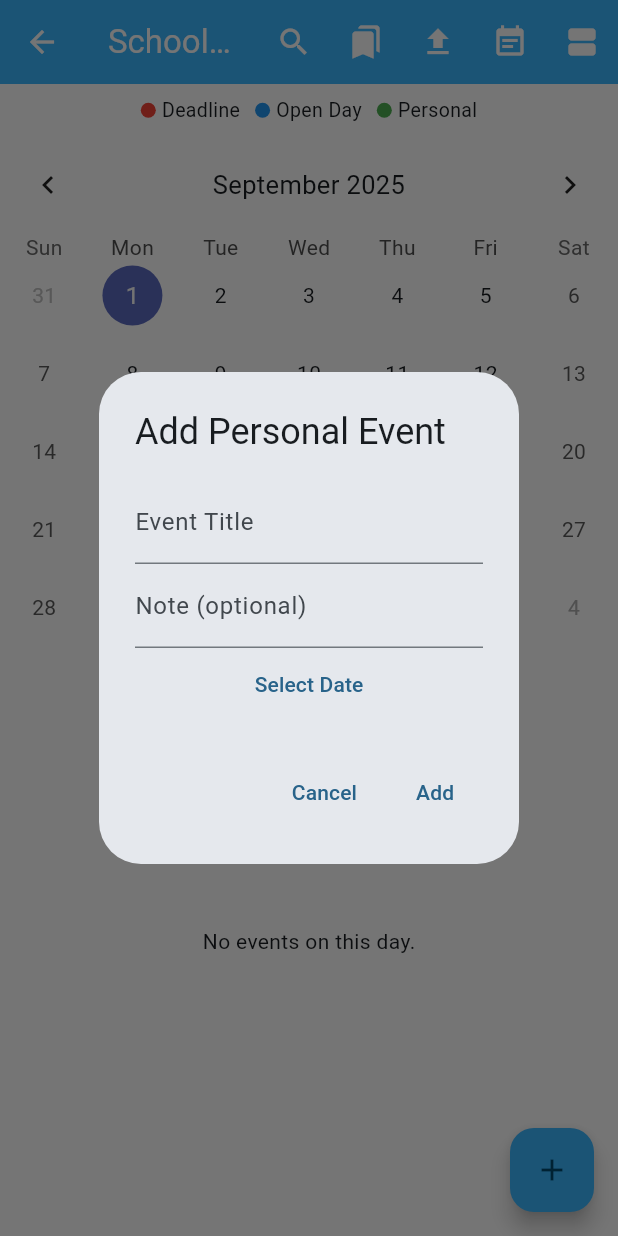
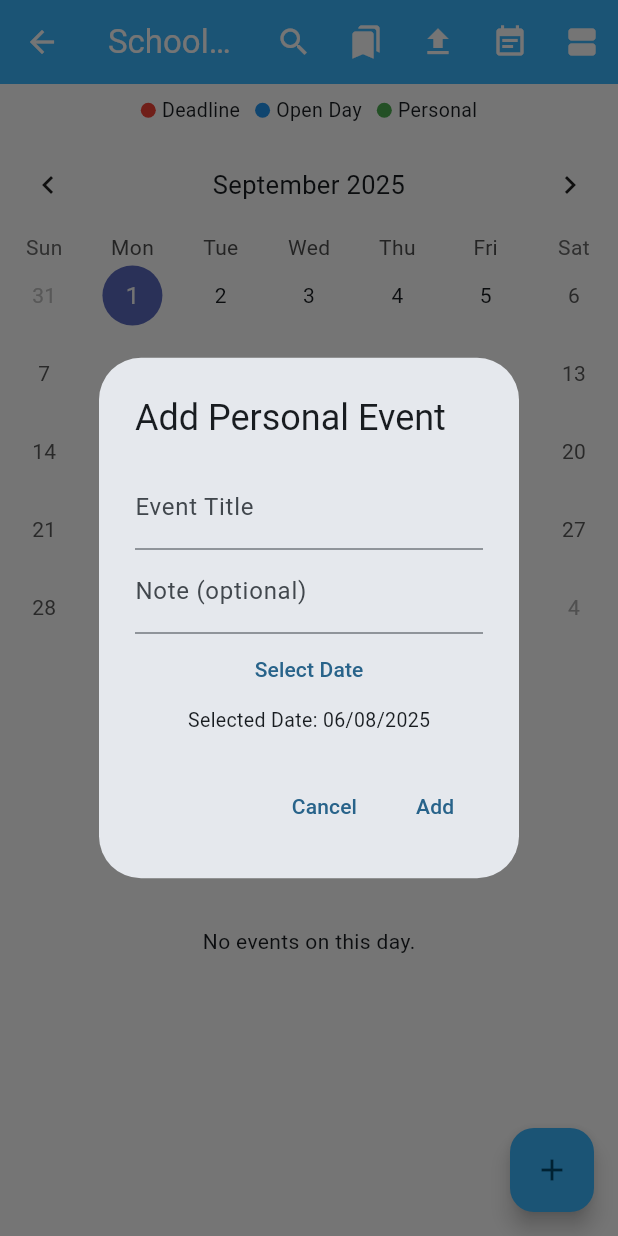
Before and after one commit to DannyPost/Edu_Eire, a Flutter app: the CalendarPage screen opened directly, after a tap on the "add" icon, on a phone screen of 412 x 824 dp. Run offline on Flutter 3.47's test engine with Material 3 defaults, Android fonts, the phone set to English and light mode, and no system bars; drawn by our look-alikes of table_calendar; our stand-ins replace cloud_firestore, cloud_functions, csv, email_validator, file_picker, firebase_auth and 6 more; missing offline and left inert: dart:html, icalendar_parser; accounts and stored records are empty; network calls fail.

Commit message:
Fixed Personal Event Bug

```diff
--- a/lib/calendar/add_event_dialog.dart
+++ b/lib/calendar/add_event_dialog.dart
@@ -10,7 +10,12 @@ class AddEventDialog extends StatefulWidget {
 
 class _AddEventDialogState extends State<AddEventDialog> {
   final _titleController = TextEditingController();
-  DateTime _selectedDate = DateTime.now();
+  DateTime _selectedDate = DateTime(
+  DateTime.now().year,
+  DateTime.now().month,
+  DateTime.now().day,
+);
+
   String? _note;
 
   @override
@@ -26,9 +31,7 @@ class _AddEventDialogState extends State<AddEventDialog> {
           ),
           TextField(
             decoration: const InputDecoration(labelText: 'Note (optional)'),
-            onChanged: (value) {
-              _note = value;
-            },
+            onChanged: (value) => _note = value,
           ),
           TextButton(
             onPressed: () async {
@@ -40,14 +43,21 @@ class _AddEventDialogState extends State<AddEventDialog> {
               );
               if (date != null) {
                 setState(() {
-                  _selectedDate = date;
+                  _selectedDate = DateTime(date.year, date.month, date.day); // <- clean date
                 });
               }
             },
             child: const Text('Select Date'),
           ),
+          Text(
+            'Selected Date: ${_selectedDate.day.toString().padLeft(2, '0')}/'
+            '${_selectedDate.month.toString().padLeft(2, '0')}/'
+            '${_selectedDate.year}',
+            style: const TextStyle(fontSize: 13),
+          ),
         ],
       ),
+
       actions: [
         TextButton(
           onPressed: () => Navigator.pop(context),
--- a/lib/calendar/calendar.dart
+++ b/lib/calendar/calendar.dart
@@ -94,9 +94,14 @@ final List<Event> _allEvents = [
   }
 
 List<Event> _getEventsForDay(DateTime day) {
-    final dateOnly = DateTime.utc(day.year, day.month, day.day);
-    return _allEvents.where((event) => event.date == dateOnly).toList();
+  final dateOnly = DateTime(day.year, day.month, day.day);
+  return _allEvents.where((event) {
+    final eventDate = DateTime(event.date.year, event.date.month, event.date.day);
+    return eventDate == dateOnly;
+  }).toList();
 }
+
+
 
   void _toggleBookmark(Event event) async {
     await _animationController.forward();
@@ -174,14 +179,31 @@ void _goToEventsPage() {
     context: context,
     builder: (context) => const AddEventDialog(),
   );
-    if (newEvent != null) {
+
+  if (newEvent != null && mounted) {
     setState(() {
       _allEvents.add(newEvent);
+      _selectedDay = DateTime(
+      newEvent.date.year,
+      newEvent.date.month,
+      newEvent.date.day,
+      );
+      _focusedDay = _selectedDay!;
       _selectedEvents.value = _getEventsForDay(_selectedDay!);
+
+        // 🔍 Debug print statements
+      print('Added event: ${newEvent.title} on ${newEvent.date}');
+      print('SelectedDay: $_selectedDay');
+      print('Events on selected day: ${_getEventsForDay(_selectedDay!).length}');
+
     });
 
+    // ✅ Show snackbar AFTER dialog has closed
+    ScaffoldMessenger.of(context).showSnackBar(
+      SnackBar(content: Text('Event "${newEvent.title}" added.')),
+    );
 
-      //Schedule notification 1 day before event (if in future)
+    // Optional: Schedule notification
     final reminderTime = newEvent.date.subtract(const Duration(days: 1));
     if (reminderTime.isAfter(DateTime.now())) {
       await NotificationService.scheduleNotification(
@@ -193,6 +215,8 @@ void _goToEventsPage() {
     }
   }
 }
+
+
 
   IconData _getEventIcon(String category) {
     switch (category) {
@@ -213,6 +237,86 @@ void _goToEventsPage() {
     _animationController.dispose();
     super.dispose();
   }
+
+Widget _buildAgendaView() {
+  final sortedEvents = _allEvents
+      .where((e) => e.date.isAfter(DateTime.now()))
+      .toList()
+    ..sort((a, b) => a.date.compareTo(b.date));
+
+  return ListView.builder(
+    itemCount: sortedEvents.length,
+    itemBuilder: (context, index) {
+      final event = sortedEvents[index];
+      return ListTile(
+        title: Text(event.title),
+        subtitle: Text(
+          '${event.date.day.toString().padLeft(2, '0')}/'
+          '${event.date.month.toString().padLeft(2, '0')}/'
+          '${event.date.year}',
+        ),
+        leading: Icon(_getEventIcon(event.category)),
+        trailing: _bookmarkedEventTitles.contains(event.title)
+            ? const Icon(Icons.bookmark, color: Colors.blue)
+            : null,
+      );
+    },
+  );
+}
+
+Widget _buildSelectedDayView() {
+  return ValueListenableBuilder<List<Event>>(
+    valueListenable: _selectedEvents,
+    builder: (context, value, _) {
+      if (value.isEmpty) {
+        return const Center(child: Text('No events on this day.'));
+      }
+      return ListView.builder(
+        itemCount: value.length,
+        itemBuilder: (context, index) {
+          final event = value[index];
+          final isBookmarked = _bookmarkedEventTitles.contains(event.title);
+          final dateFormatted =
+              '${event.date.day.toString().padLeft(2, '0')}/'
+              '${event.date.month.toString().padLeft(2, '0')}/'
+              '${event.date.year}';
+          final icon = _getEventIcon(event.category);
+          return ListTile(
+            leading: Icon(icon, color: Colors.blue),
+            title: Row(
+              children: [
+                Container(
+                  width: 8,
+                  height: 8,
+                  margin: const EdgeInsets.only(right: 8),
+                  decoration: BoxDecoration(
+                    color: _getEventColor(event.category),
+                    shape: BoxShape.circle,
+                  ),
+                ),
+                Expanded(child: Text(event.title)),
+              ],
+            ),
+            subtitle: Text(dateFormatted +
+                (event.note != null ? '\nNote: ${event.note}' : '')),
+            trailing: ScaleTransition(
+              scale: _animationController,
+              child: IconButton(
+                icon: Icon(
+                  isBookmarked ? Icons.bookmark : Icons.bookmark_border,
+                  color: isBookmarked ? Colors.blue : null,
+                ),
+                onPressed: () => _toggleBookmark(event),
+                tooltip: isBookmarked ? 'Remove Bookmark' : 'Add Bookmark',
+              ),
+            ),
+          );
+        },
+      );
+    },
+  );
+}
+
 Color _getEventColor(String category) {
   switch (category) {
     case 'deadline':
@@ -327,30 +431,33 @@ Widget build(BuildContext context) {
             calendarBuilders: CalendarBuilders<Event>(
               markerBuilder: (context, date, events) {
               if (events.isEmpty) return null;
-                Color color;
-                if (events.any((event) => _bookmarkedEventTitles.contains(event.title))) {
+
+              // Priority logic: show color based on most important event type
+              Color color = Colors.green; // default: personal
+
+              for (var event in events) {
+                if (_bookmarkedEventTitles.contains(event.title)) {
                   color = Colors.green;
-                } else if (events.any((event) => event.category == 'open_day')) {
+                  break;
+                } else if (event.category == 'deadline') {
+                  color = Colors.red;
+                } else if (event.category == 'open_day') {
                   color = Colors.blue;
-                } else if (events.any((event) => event.category == 'deadline')) {
-                  color = Colors.red;
-                } else {
-                  color = Colors.grey;
                 }
-                return ListView.builder(
-                  shrinkWrap: true,
-                  itemCount: events.length,
-                  itemBuilder: (context, index) => Container(
-                    margin: const EdgeInsets.symmetric(horizontal: 1.5),
+              }
+
+              return Container(
+                margin: const EdgeInsets.only(top: 3),
                 width: 7,
                 height: 7,
                 decoration: BoxDecoration(
                   shape: BoxShape.circle,
                   color: color,
                 ),
-                  ),
               );
             },
+
+
             ),
             onDaySelected: (selectedDay, focusedDay) {
               setState(() {
@@ -362,87 +469,13 @@ Widget build(BuildContext context) {
             onPageChanged: (focusedDay) {
               _focusedDay = focusedDay;
             },
-          )
-        else if (_viewMode == CalendarViewMode.agenda)
+          ),
         Expanded(
-            child: ListView(
-              children: (() {
-                final sortedEvents = _allEvents
-                    .where((e) => e.date.isAfter(DateTime.now()))
-                    .toList()
-                  ..sort((a, b) => a.date.compareTo(b.date));
-
-                return sortedEvents.map((event) => ListTile(
-                  title: Text(event.title),
-                  subtitle: Text(
-                    '${event.date.day.toString().padLeft(2, '0')}/'
-                    '${event.date.month.toString().padLeft(2, '0')}/'
-                    '${event.date.year}',
-                  ),
-                  leading: Icon(_getEventIcon(event.category)),
-                  trailing: _bookmarkedEventTitles.contains(event.title)
-                      ? const Icon(Icons.bookmark, color: Colors.blue)
-                      : null,
-                )).toList();
-              })(),
-            ),
+          child: _viewMode == CalendarViewMode.agenda
+            ? _buildAgendaView()
+            : _buildSelectedDayView(),
         ),
 
-
-
-
-        Expanded(
-          child: ValueListenableBuilder<List<Event>>(
-            valueListenable: _selectedEvents,
-            builder: (context, value, _) {
-              if (value.isEmpty) {
-                return const Center(child: Text('No events on this day.'));
-              }
-              return ListView.builder(
-                itemCount: value.length,
-                itemBuilder: (context, index) {
-                  final event = value[index];
-                  final isBookmarked = _bookmarkedEventTitles.contains(event.title);
-                  final dateFormatted =
-                      '${event.date.day.toString().padLeft(2, '0')}/'
-                      '${event.date.month.toString().padLeft(2, '0')}/'
-                      '${event.date.year}';
-                  final icon = _getEventIcon(event.category);
-                  return ListTile(
-                    leading: Icon(icon, color: Colors.blue),
-                    title: Row(
-                      children: [
-                        Container(
-                          width: 8,
-                          height: 8,
-                          margin: const EdgeInsets.only(right: 8),
-                          decoration: BoxDecoration(
-                            color: _getEventColor(event.category),
-                            shape: BoxShape.circle,
-                          ),
-                        ),
-                        Expanded(child: Text(event.title)),
-                      ],
-                    ),
-                    subtitle: Text(dateFormatted +
-                        (event.note != null ? '\nNote: ${event.note}' : '')),
-                    trailing: ScaleTransition(
-                      scale: _animationController,
-                      child: IconButton(
-                        icon: Icon(
-                          isBookmarked ? Icons.bookmark : Icons.bookmark_border,
-                          color: isBookmarked ? Colors.blue : null,
-                        ),
-                        onPressed: () => _toggleBookmark(event),
-                        tooltip: isBookmarked ? 'Remove Bookmark' : 'Add Bookmark',
-                      ),
-                    ),
-                  );
-                },
-              );
-            },
-          ),
-        ),
       ],
     ),
     floatingActionButton: FloatingActionButton(
--- a/pubspec.yaml
+++ b/pubspec.yaml
@@ -83,3 +83,8 @@ flutter:
         - asset: assets/calendar/fonts/NotoSans-VariableFont_wdth,wght.ttf
         - asset: assets/calendar/fonts/NotoSans-Italic-VariableFont_wdth,wght.ttf
           style: italic
+
+dependency_overrides:
+  file_picker:
+    git:
+      url: https://github.com/miguelpruivo/flutter_file_picker.git
```
Also changed, not shown: lib/calendar/ics_importer.dart (+16 -6 lines), pubspec.lock. Lines whose indentation alone changed are shown as unchanged.
